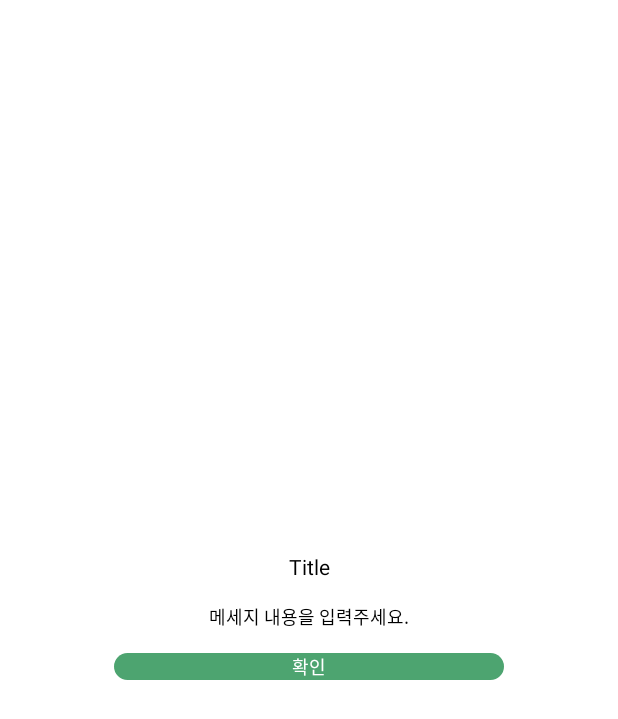
After one commit to WhenWeMoim/Moim_Android, an Android app: the layout dialog_participants.xml on its own in the app's theme, with its tools: preview values and no code run, on a phone screen of 412 x 824 dp. The commit adds this screen. Shown: the top 719 px of the screen. Run offline under Robolectric (Android 15) with nearby library versions, the phone set to English and light mode, and no system bars.

```diff
--- a/app/src/main/AndroidManifest.xml
+++ b/app/src/main/AndroidManifest.xml
@@ -6,6 +6,7 @@
     <uses-permission android:name="android.permission.INTERNET" />
 
     <application
+        android:name=".src.main.GlobalApplication"
         android:allowBackup="true"
         android:icon="@mipmap/ic_launcher"
         android:label="@string/app_name"
--- a/app/src/main/java/com/legends/moim/src/groupMoim/MoimGroupActivity.kt
+++ b/app/src/main/java/com/legends/moim/src/groupMoim/MoimGroupActivity.kt
@@ -1,12 +1,15 @@
 package com.legends.moim.src.groupMoim
 
+import android.app.Dialog
 import android.content.Intent
 import android.os.Bundle
 import android.view.View
+import android.view.Window
 import com.legends.moim.R
 import com.legends.moim.config.BaseActivity
 import com.legends.moim.databinding.ActivityMoimGroupBinding
 import com.legends.moim.src.main.MainActivity
+import com.legends.moim.src.makeMoim.TimeDialog
 import com.legends.moim.src.makeMoim.model.makingMoim
 
 class MoimGroupActivity : BaseActivity() {
@@ -25,6 +28,9 @@ class MoimGroupActivity : BaseActivity() {
         binding.moimGroupMoimNameTv.text = makingMoim.title
         binding.moimGroupMoimExplainTv.text = makingMoim.description
 
+        //~ 명 참여 초기화 필요. 인원 파악 데이터 필요. 일단은 더미로 설정.
+        val participantDummy = "8"
+        binding.moimGroupParticipantTv.text = participantDummy + "명 참여"
         binding.moimGroupHomeBtn.setOnClickListener(this)
         binding.moimGroupInviteBtn.setOnClickListener(this)
         binding.moimGroupParticipantTv.setOnClickListener(this)
@@ -42,7 +48,10 @@ class MoimGroupActivity : BaseActivity() {
             R.id.moim_group_invite_btn -> { //모임원 초대. 카카오톡 링크로 고민중.
                 //todo 그룹 초대 링크 생성 -> 클립보드 붙여넣기
             }
-            R.id.moim_group_participant_tv -> { //참가인원 조회, ~명 참여, 버튼 누르면 참가자 명단도 나오도록.
+            R.id.moim_group_participant_tv -> { //참가인원 조회, ~명 참여, 누르면 참가자 명단도 나오도록.
+                val dig = ParticipantsDialog(this)
+                dig.tvMessage.text = "박찬규" + ", " + "박민우"
+                dig.showTimeDialog()
 
             }
             R.id.moim_group_add_personal_btn -> { //개인 시간표 추가
--- /dev/null
+++ b/app/src/main/java/com/legends/moim/src/groupMoim/ParticipantsDialog.kt
@@ -0,0 +1,33 @@
+package com.legends.moim.src.groupMoim
+
+import android.app.Dialog
+import android.content.Context
+import android.view.Window
+import android.widget.TextView
+import com.legends.moim.R
+
+class ParticipantsDialog(context : Context) {
+
+    val dialog = Dialog(context)
+    private lateinit var tvTitle: TextView
+    lateinit var tvMessage: TextView
+    private lateinit var btnOK: TextView
+
+    fun showTimeDialog() {
+        dialog.window?.setBackgroundDrawableResource(android.R.color.transparent)
+        dialog.requestWindowFeature(Window.FEATURE_NO_TITLE)
+        dialog.setContentView(R.layout.dialog_participants)
+        dialog.setCancelable(false)
+
+        tvTitle.text = "모임 참가자 명단"
+        tvMessage.text = "박재형" + ", " + "박민우"
+
+        //btnOK = dialog.findViewById(R.id.dialog_base_ok_btn_tv)
+
+        btnOK.setOnClickListener {
+            dialog.dismiss()
+        }
+
+        dialog.show()
+    }
+}
--- /dev/null
+++ b/app/src/main/res/layout/dialog_participants.xml
@@ -0,0 +1,74 @@
+<?xml version="1.0" encoding="utf-8"?>
+<androidx.constraintlayout.widget.ConstraintLayout
+    xmlns:android="http://schemas.android.com/apk/res/android"
+    xmlns:app="http://schemas.android.com/apk/res-auto"
+    xmlns:tools="http://schemas.android.com/tools"
+    android:layout_width="wrap_content"
+    android:layout_height="wrap_content"
+    android:layout_gravity="center">
+
+    <androidx.constraintlayout.widget.ConstraintLayout
+        android:layout_width="300dp"
+        android:layout_height="wrap_content"
+        android:background="@drawable/bg_dialog_base"
+        android:paddingVertical="15dp"
+        android:paddingHorizontal="20dp"
+        app:layout_constraintTop_toTopOf="parent"
+        app:layout_constraintStart_toStartOf="parent"
+        app:layout_constraintEnd_toEndOf="parent"
+        app:layout_constraintBottom_toBottomOf="parent">
+
+        <TextView
+            android:id="@+id/dialog_base_title_tv"
+            android:layout_width="wrap_content"
+            android:layout_height="wrap_content"
+            android:textSize="14sp"
+            android:textColor="@color/black"
+            android:includeFontPadding="false"
+            app:layout_constraintTop_toTopOf="parent"
+            app:layout_constraintStart_toStartOf="parent"
+            app:layout_constraintEnd_toEndOf="parent"
+            tools:text="Title"/>
+
+        <TextView
+            android:id="@+id/dialog_base_message_tv"
+            android:layout_width="match_parent"
+            android:layout_height="wrap_content"
+            android:textColor="@color/black"
+            android:textSize="12sp"
+            android:includeFontPadding="false"
+            android:gravity="center"
+            android:layout_marginTop="15dp"
+            android:drawablePadding="10dp"
+            app:layout_constraintTop_toBottomOf="@id/dialog_base_title_tv"
+            app:layout_constraintStart_toStartOf="parent"
+            app:layout_constraintEnd_toEndOf="parent"
+            app:layout_constraintBottom_toTopOf="@id/dialog_base_ok_btn_tv"
+            tools:text="메세지 내용을 입력주세요."
+            app:drawableTopCompat="@null" />
+
+        <TextView
+            android:id="@+id/dialog_base_ok_btn_tv"
+            android:layout_width="match_parent"
+            android:layout_height="wrap_content"
+            android:textColor="@color/white"
+            android:textSize="12sp"
+            android:gravity="center"
+            android:background="@drawable/bg_button_base"
+            android:layout_marginTop="15dp"
+            app:layout_constraintTop_toBottomOf="@id/dialog_base_message_tv"
+            app:layout_constraintStart_toStartOf="parent"
+            app:layout_constraintEnd_toEndOf="parent"
+            app:layout_constraintBottom_toBottomOf="parent"
+            tools:text="@string/dialog_base_ok"/>
+
+        <!--        <ImageView-->
+        <!--            android:id="@+id/dialog_base_cancel_btn_iv"-->
+        <!--            android:layout_width="wrap_content"-->
+        <!--            android:layout_height="wrap_content"-->
+        <!--            android:src="@drawable/btn_dialog_base_cancel"-->
+        <!--            app:layout_constraintEnd_toEndOf="parent"-->
+        <!--            app:layout_constraintTop_toTopOf="parent" />-->
+
+    </androidx.constraintlayout.widget.ConstraintLayout>
+</androidx.constraintlayout.widget.ConstraintLayout>
```
Also changed, not shown: app/src/main/java/com/legends/moim/src/makeMoim/DateDialog.kt (+0 -7 lines).
